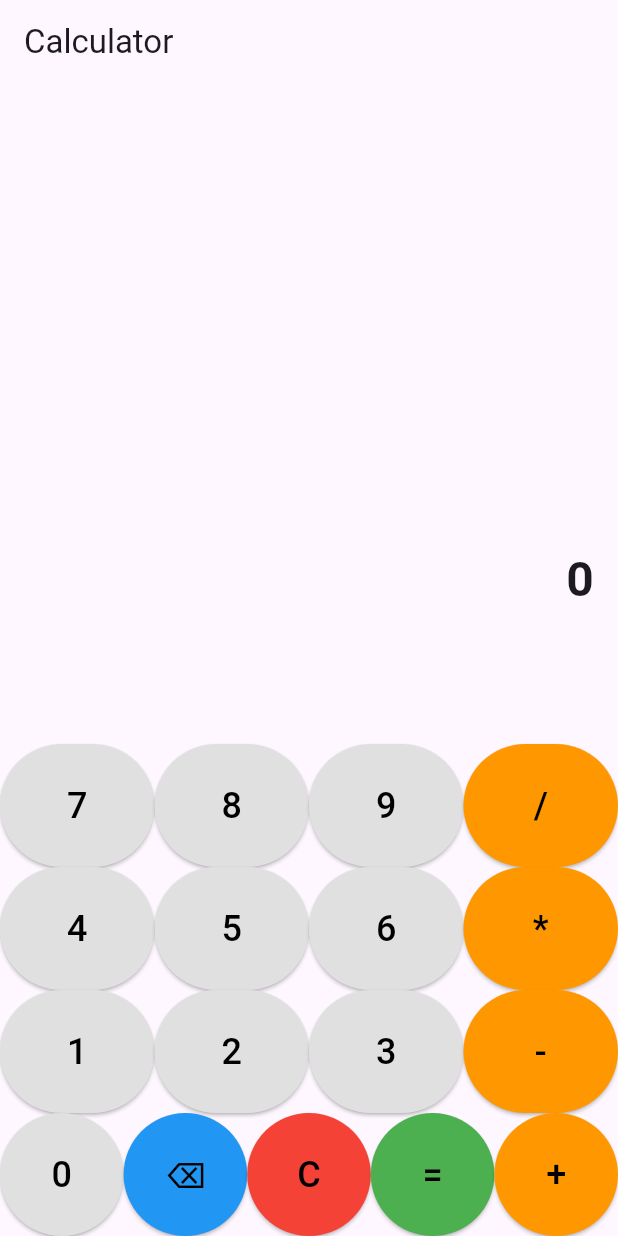
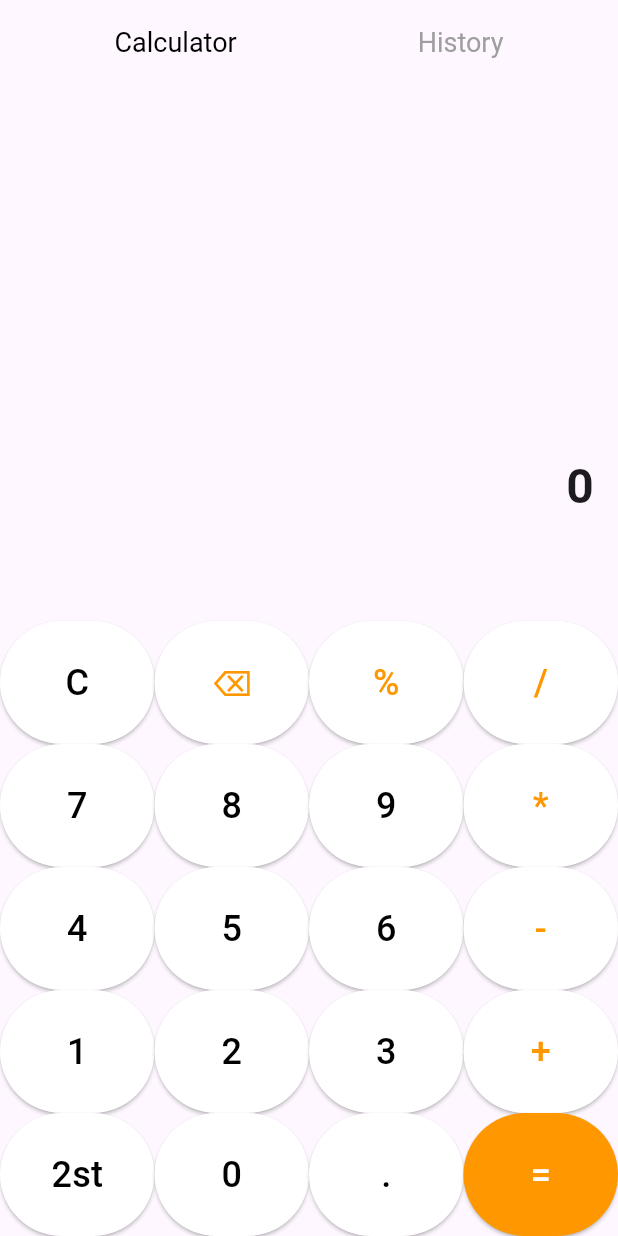
Before and after one commit to msharafice/Calculator, a Flutter app: the screen it shows after launch, on a phone screen of 412 x 824 dp. Run offline on Flutter 3.47's test engine with Material 3 defaults, Android fonts, the phone set to English and light mode, and no system bars; our stand-ins replace math_expressions.

Commit message:
add history

```diff
--- a/lib/main.dart
+++ b/lib/main.dart
@@ -1,4 +1,3 @@
-
 import 'package:flutter/material.dart';
 import 'package:math_expressions/math_expressions.dart';
 
@@ -18,12 +17,14 @@ class CalculatorApp extends StatelessWidget {
 
 class CalculatorScreen extends StatefulWidget {
   @override
-  _CalculatorScreenState createState() => _CalculatorScreenState();
+  CalculatorScreenState createState() => CalculatorScreenState();
 }
 
-class _CalculatorScreenState extends State<CalculatorScreen> {
+class CalculatorScreenState extends State<CalculatorScreen> {
   String input = "";
   String result = "0";
+  List<String> history = [];
+  bool showHistory = false;
 
   void buttonPressed(String value) {
     setState(() {
@@ -41,8 +42,9 @@ class _CalculatorScreenState extends State<CalculatorScreen> {
           ContextModel cm = ContextModel();
           double eval = exp.evaluate(EvaluationType.REAL, cm);
           result = eval.toString();
+          history.add("$input = $result");
         } catch (e) {
-          result = "خطا!";
+          result = "error";
         }
       } else {
         input += value;
@@ -50,15 +52,25 @@ class _CalculatorScreenState extends State<CalculatorScreen> {
     });
   }
 
-  Widget buildButton(String text, {Color? color}) {
+  Widget buildButton(String text) {
+    bool isOperator = "+-*/%⌫".contains(text);
+    bool isEqualButton = text == "=";
     return Expanded(
       child: ElevatedButton(
         style: ElevatedButton.styleFrom(
           padding: EdgeInsets.all(24),
-          backgroundColor: color ?? Colors.grey[300],
+          backgroundColor: isEqualButton ? Colors.orange : Colors.white,
         ),
         onPressed: () => buttonPressed(text),
-        child: Text(text, style: TextStyle(fontSize: 24, color: Colors.black)),
+        child: Text(
+          text,
+          style: TextStyle(
+            fontSize: 24,
+            color: isOperator
+                ? Colors.orange
+                : (isEqualButton ? Colors.white : Colors.black),
+          ),
+        ),
       ),
     );
   }
@@ -66,8 +78,37 @@ class _CalculatorScreenState extends State<CalculatorScreen> {
   @override
   Widget build(BuildContext context) {
     return Scaffold(
-      appBar: AppBar(title: Text("Calculator")),
-      body: Column(
+      appBar: AppBar(
+        title: Row(
+          mainAxisAlignment: MainAxisAlignment.spaceAround,
+          children: [
+            GestureDetector(
+              onTap: () => setState(() => showHistory = false),
+              child: Text("Calculator",
+                  style: TextStyle(
+                      fontSize: 18,
+                      color: showHistory ? Colors.grey : Colors.black)),
+            ),
+            GestureDetector(
+              onTap: () => setState(() => showHistory = true),
+              child: Text("History",
+                  style: TextStyle(
+                      fontSize: 18,
+                      color: showHistory ? Colors.black : Colors.grey)),
+            ),
+          ],
+        ),
+      ),
+      body: showHistory
+          ? ListView.builder(
+              itemCount: history.length,
+              itemBuilder: (context, index) {
+                return ListTile(
+                  title: Text(history[index], style: TextStyle(fontSize: 18)),
+                );
+              },
+            )
+          : Column(
               children: [
                 Expanded(
                   child: Container(
@@ -81,33 +122,41 @@ class _CalculatorScreenState extends State<CalculatorScreen> {
                     alignment: Alignment.centerRight,
                     padding: EdgeInsets.all(16),
                     child: Text(result,
-                  style: TextStyle(fontSize: 32, fontWeight: FontWeight.bold)),
+                        style: TextStyle(
+                            fontSize: 32, fontWeight: FontWeight.bold)),
                   ),
+                ),
+                Row(
+                  children: [
+                    buildButton("C"),
+                    buildButton("⌫"),
+                    buildButton("%"),
+                    buildButton("/")
+                  ],
                 ),
                 Row(children: [
                   buildButton("7"),
                   buildButton("8"),
                   buildButton("9"),
-            buildButton("/", color: Colors.orange)
+                  buildButton("*")
                 ]),
                 Row(children: [
                   buildButton("4"),
                   buildButton("5"),
                   buildButton("6"),
-            buildButton("*", color: Colors.orange)
+                  buildButton("-")
                 ]),
                 Row(children: [
                   buildButton("1"),
                   buildButton("2"),
                   buildButton("3"),
-            buildButton("-", color: Colors.orange)
+                  buildButton("+")
                 ]),
                 Row(children: [
+                  buildButton("2st"),
                   buildButton("0"),
-            buildButton("⌫", color: Colors.blue),
-            buildButton("C", color: Colors.red),
-            buildButton("=", color: Colors.green),
-            buildButton("+", color: Colors.orange)
+                  buildButton("."),
+                  buildButton("=")
                 ]),
               ],
             ),
```
Lines whose indentation alone changed are shown as unchanged.
